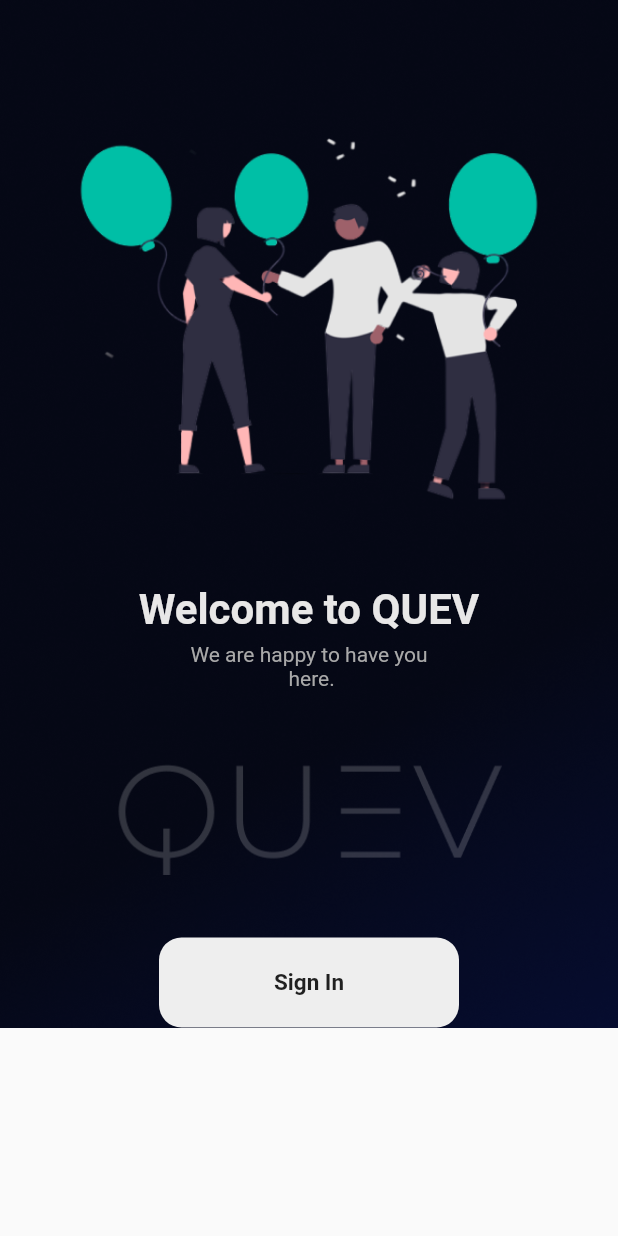
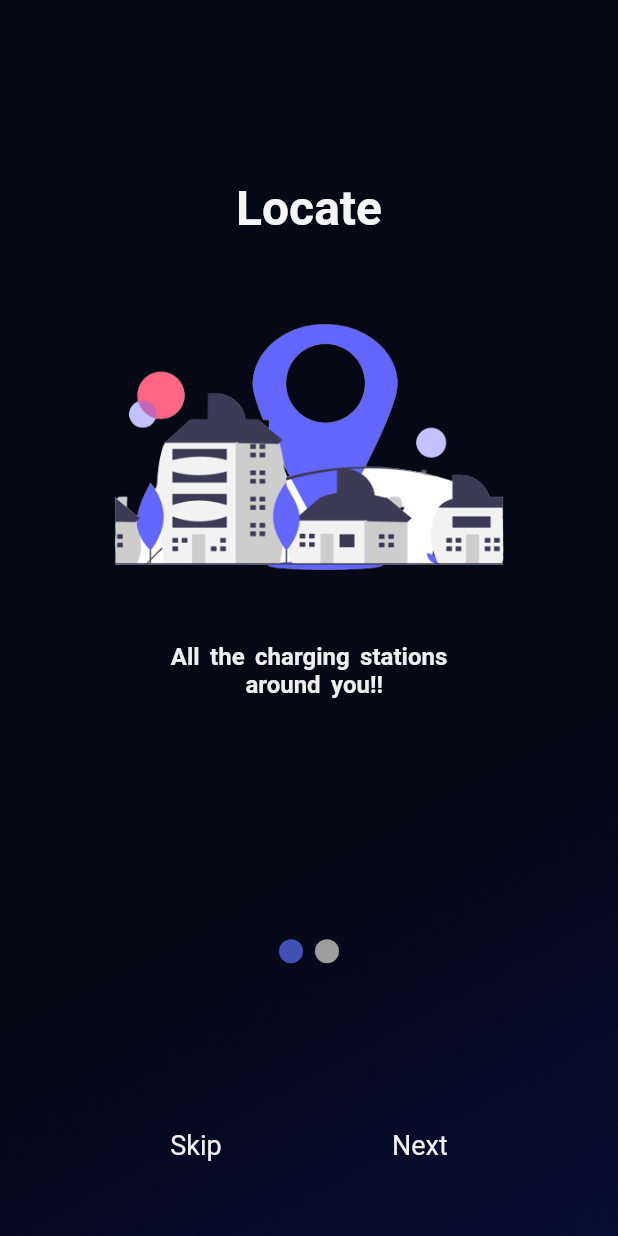
Before and after one commit to Uttkarsh-raj/QUEV, a Flutter app: the screen it shows after launch, on a phone screen of 412 x 824 dp. Run offline on Flutter 3.47's test engine with Material 2 defaults, Android fonts, the phone set to English and light mode, and no system bars; drawn by our look-alikes of smooth_page_indicator; our stand-ins replace firebase_auth, firebase_core, google_sign_in; accounts and stored records are empty.

Commit message:
Onboarding+SignIn

```diff
--- a/lib/main.dart
+++ b/lib/main.dart
@@ -1,7 +1,11 @@
+import 'package:firebase_core/firebase_core.dart';
 import 'package:flutter/material.dart';
-import 'package:quev/screens/welcome.dart';
+import 'package:quev/screens/onboard.dart';
+//import 'package:quev/screens/welcome.dart';
 
-void main() {
+void main() async {
+  WidgetsFlutterBinding.ensureInitialized();
+  await Firebase.initializeApp();
   runApp(const MyApp());
 }
 
@@ -17,7 +21,7 @@ class MyApp extends StatelessWidget {
       theme: ThemeData(
         primarySwatch: Colors.blue,
       ),
-      home: const Welcome(),
+      home: const OnBoarding(),
     );
   }
 }
--- /dev/null
+++ b/lib/screens/onboard.dart
@@ -0,0 +1,117 @@
+import 'dart:ui';
+
+import 'package:flutter/material.dart';
+import 'package:quev/screens/onboarding_1.dart';
+import 'package:quev/screens/onboarding_2.dart';
+import 'package:quev/screens/welcome.dart';
+import 'package:smooth_page_indicator/smooth_page_indicator.dart';
+
+class OnBoarding extends StatefulWidget {
+  const OnBoarding({Key? key}) : super(key: key);
+
+  @override
+  State<OnBoarding> createState() => _OnBoardingState();
+}
+
+class _OnBoardingState extends State<OnBoarding> {
+  //controller to keep track of the page we are in
+  PageController _controller = PageController();
+
+  //if at last page
+  bool onLastPage = false;
+
+  @override
+  Widget build(BuildContext context) {
+    return Scaffold(
+      body: Container(
+        decoration: const BoxDecoration(
+          image: DecorationImage(
+            image: AssetImage('assets/images/bg.png'),
+            fit: BoxFit.cover,
+          ),
+        ),
+        child: Stack(
+          //PAGE VIEW
+          children: [
+            PageView(
+              onPageChanged: (index) {
+                setState(() {
+                  onLastPage = (index == 1);
+                });
+              },
+              controller: _controller,
+              children: const [
+                OnBoard1(),
+                OnBoard2(),
+              ],
+            ),
+
+            //DOT INDICATOR
+            Container(
+              alignment: const Alignment(0.0, 0.55),
+              child: SmoothPageIndicator(controller: _controller, count: 2),
+            ), //controller is the count of the page we are att and count is the maximum number of pages
+
+            //Navigate
+            Center(
+              child: Container(
+                padding: const EdgeInsets.only(bottom: 50),
+                alignment: Alignment.bottomCenter,
+                child: Row(
+                  mainAxisAlignment: MainAxisAlignment.spaceEvenly,
+                  children: [
+                    GestureDetector(
+                      onTap: () {
+                        _controller.jumpToPage(1);
+                      },
+                      child: const Text(
+                        'Skip',
+                        style: TextStyle(
+                          fontSize: 18,
+                          color: Color.fromARGB(255, 240, 240, 240),
+                        ),
+                      ),
+                    ),
+
+                    //NEXT
+
+                    onLastPage
+                        ? GestureDetector(
+                            onTap: () {
+                              Navigator.push(context,
+                                  MaterialPageRoute(builder: (context) {
+                                return const Welcome();
+                              }));
+                            },
+                            child: const Text(
+                              'Done',
+                              style: TextStyle(
+                                fontSize: 18,
+                                color: Color.fromARGB(255, 240, 240, 240),
+                              ),
+                            ),
+                          )
+                        : GestureDetector(
+                            onTap: () {
+                              _controller.nextPage(
+                                  duration: const Duration(milliseconds: 500),
+                                  curve: Curves.easeIn);
+                            },
+                            child: const Text(
+                              'Next',
+                              style: TextStyle(
+                                fontSize: 18,
+                                color: Color.fromARGB(255, 240, 240, 240),
+                              ),
+                            ),
+                          ),
+                  ],
+                ),
+              ),
+            ),
+          ],
+        ),
+      ),
+    );
+  }
+}
--- /dev/null
+++ b/lib/screens/onboarding_1.dart
@@ -0,0 +1,59 @@
+import 'package:flutter/material.dart';
+
+class OnBoard1 extends StatefulWidget {
+  const OnBoard1({Key? key}) : super(key: key);
+
+  @override
+  State<OnBoard1> createState() => _OnBoard1State();
+}
+
+class _OnBoard1State extends State<OnBoard1> {
+  @override
+  Widget build(BuildContext context) {
+    return Scaffold(
+      body: AspectRatio(
+        aspectRatio: MediaQuery.of(context).size.aspectRatio,
+        child: Container(
+          decoration: const BoxDecoration(
+            image: DecorationImage(
+              image: AssetImage('assets/images/bg.png'),
+              fit: BoxFit.cover,
+            ),
+          ),
+          child: Center(
+            child: Column(
+              children: [
+                const SizedBox(height: 120),
+                Text(
+                  'Locate',
+                  style: TextStyle(
+                    fontWeight: FontWeight.bold,
+                    fontSize: 32.0,
+                    color: Colors.grey[100],
+                  ),
+                ),
+                const SizedBox(height: 40),
+                Image.asset(
+                  'assets/images/On1.png',
+                  height: 200.0,
+                  width: 260.0,
+                ),
+                const SizedBox(height: 30),
+                Text(
+                  'All the charging stations \n around you!!',
+                  textAlign: TextAlign.center,
+                  style: TextStyle(
+                    fontWeight: FontWeight.bold,
+                    fontSize: 16,
+                    wordSpacing: 3,
+                    color: Colors.grey[200],
+                  ),
+                )
+              ],
+            ),
+          ),
+        ),
+      ),
+    );
+  }
+}
--- a/pubspec.yaml
+++ b/pubspec.yaml
@@ -38,6 +38,8 @@ dependencies:
   firebase_auth: ^3.6.2
   cloud_firestore: ^3.4.3
   firebase_analytics: ^9.3.0
+  google_sign_in: ^5.4.1
+  smooth_page_indicator: ^1.0.0+2
 
 dev_dependencies:
   flutter_test:
```
Also changed, not shown: google-services.json (+9 -30 lines), lib/screens/google_signin.dart (added, +31 -0 lines), lib/screens/home_screen.dart (added, +38 -0 lines), lib/screens/onboarding_2.dart (added, +70 -0 lines), lib/screens/welcome.dart (+18 -3 lines), assets/images/BG2.png (added), assets/images/BgREm.png (added), assets/images/On1.png (added), pubspec.lock, 1 other file.
